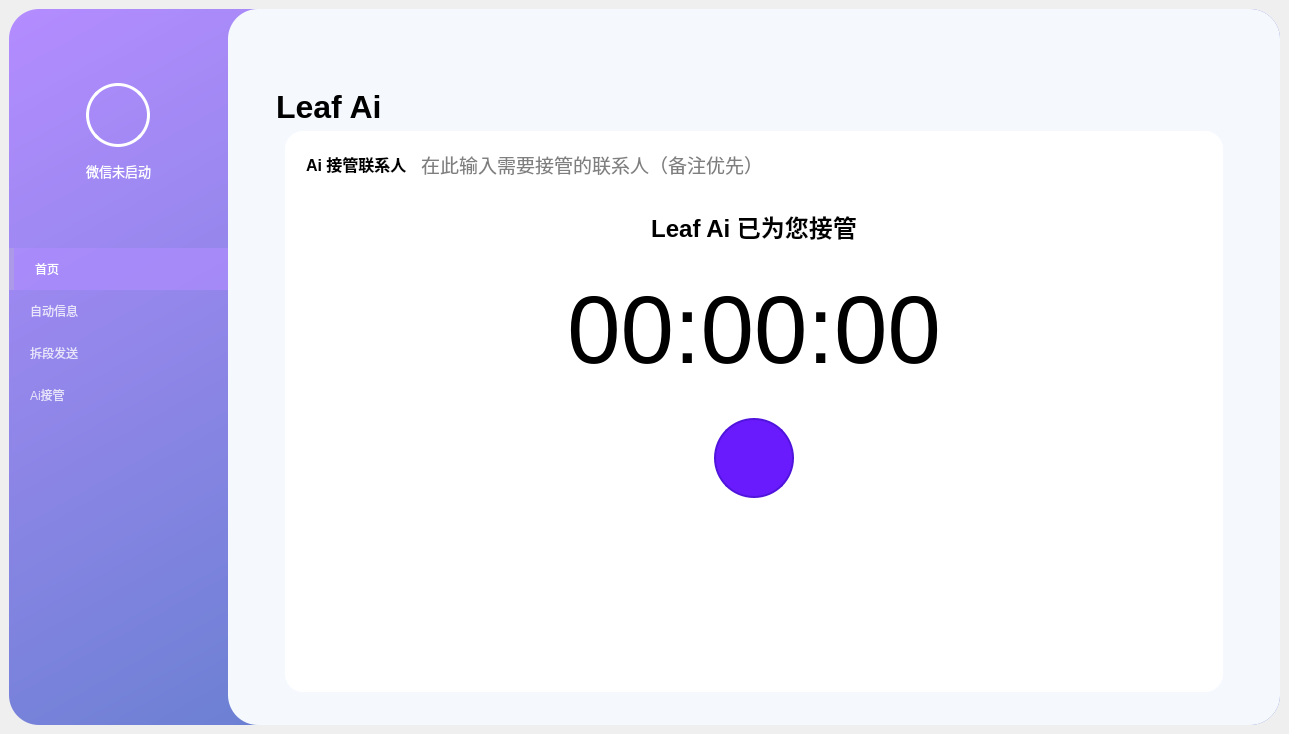
This is Ui_MainWindow.ui in YangShengzhou03/LeafAuto as Qt 5 draws it before an edit. The edited form follows.
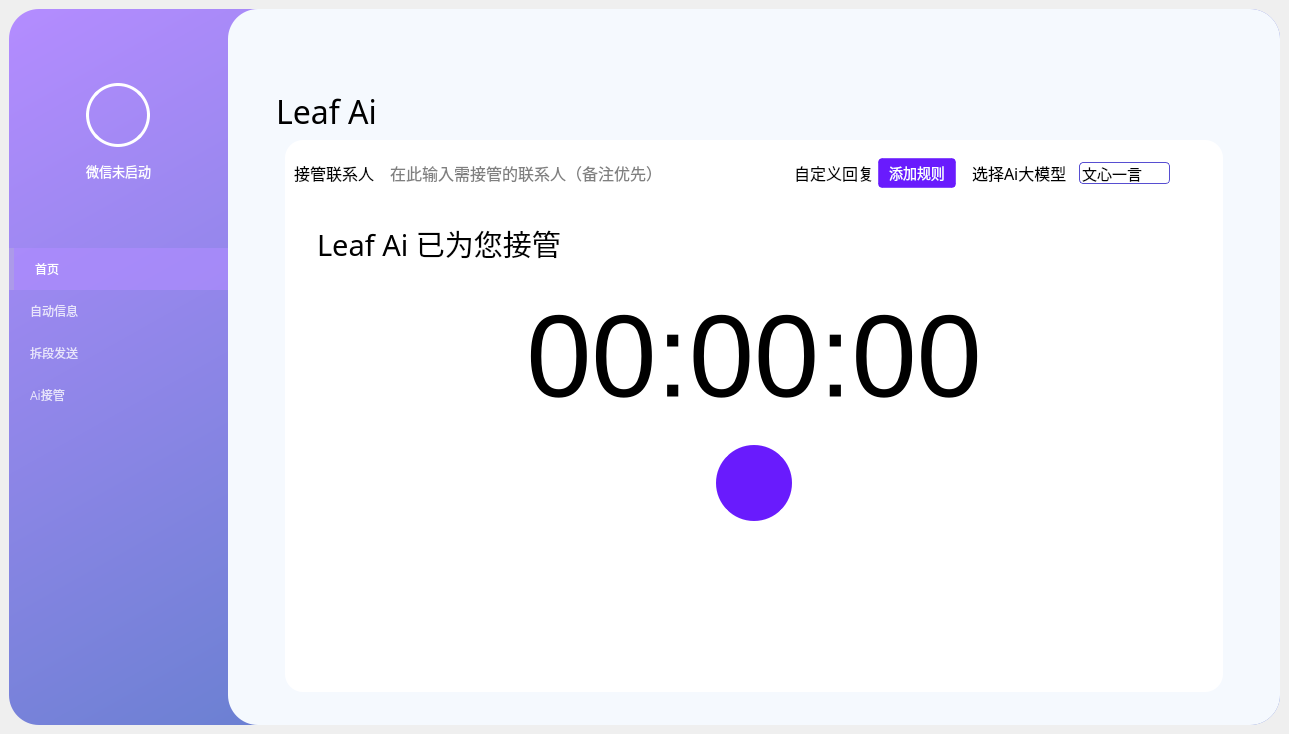
This is the edited form. The open tabs and pages were chosen to show the change. Icons and pictures are not drawn.

The edit to the form file:
```diff
--- a/Ui_MainWindow.ui
+++ b/Ui_MainWindow.ui
@@ -232,6 +232,11 @@
               <height>0</height>
              </size>
             </property>
+            <property name="font">
+             <font>
+              <family>微软雅黑 Light</family>
+             </font>
+            </property>
             <property name="focusPolicy">
              <enum>Qt::NoFocus</enum>
             </property>
@@ -4345,10 +4350,16 @@
                   <widget class="QLabel" name="LeafAi_Title">
                    <property name="font">
                     <font>
+                     <family>微软雅黑 Light</family>
                      <pointsize>24</pointsize>
-                     <bold>true</bold>
+                     <bold>false</bold>
                     </font>
                    </property>
+                   <property name="styleSheet">
+                    <string notr="true">QLabel {
+    color: rgb(0, 0, 0);
+}</string>
+                   </property>
                    <property name="text">
                     <string>Leaf Ai</string>
                    </property>
@@ -4418,74 +4429,278 @@
                          <property name="frameShadow">
                           <enum>QFrame::Raised</enum>
                          </property>
-                         <layout class="QHBoxLayout" name="horizontalLayout_124">
+                         <layout class="QHBoxLayout" name="horizontalLayout_124" stretch="2,0,1">
                           <property name="spacing">
                            <number>12</number>
                           </property>
                           <property name="leftMargin">
-                           <number>12</number>
+                           <number>0</number>
                           </property>
                           <property name="topMargin">
                            <number>0</number>
                           </property>
                           <property name="rightMargin">
-                           <number>12</number>
+                           <number>0</number>
                           </property>
                           <property name="bottomMargin">
                            <number>0</number>
                           </property>
                           <item>
-                           <widget class="QLabel" name="label_9">
-                            <property name="text">
-                             <string>&lt;html&gt;&lt;head/&gt;&lt;body&gt;&lt;p&gt;&lt;span style=&quot; font-size:12pt; font-weight:700;&quot;&gt;Ai 接管联系人&lt;/span&gt;&lt;/p&gt;&lt;/body&gt;&lt;/html&gt;</string>
-                            </property>
-                           </widget>
+                           <layout class="QHBoxLayout" name="horizontalLayout_13">
+                            <item>
+                             <widget class="QLabel" name="label_9">
+                              <property name="font">
+                               <font>
+                                <family>微软雅黑 Light</family>
+                                <pointsize>12</pointsize>
+                               </font>
+                              </property>
+                              <property name="styleSheet">
+                               <string notr="true">QLabel {
+    color: rgb(0, 0, 0);
+}</string>
+                              </property>
+                              <property name="text">
+                               <string>接管联系人</string>
+                              </property>
+                             </widget>
+                            </item>
+                            <item>
+                             <widget class="QLineEdit" name="takeOverReceiver_lineEdit">
+                              <property name="minimumSize">
+                               <size>
+                                <width>0</width>
+                                <height>32</height>
+                               </size>
+                              </property>
+                              <property name="font">
+                               <font>
+                                <pointsize>-1</pointsize>
+                               </font>
+                              </property>
+                              <property name="styleSheet">
+                               <string notr="true">QLineEdit {
+    color: rgb(0, 0, 0);
+    border: none;
+    padding: 2px;
+    font-size: 16px;
+}
+
+QLineEdit::placeholder {
+    color: rgb(150, 150, 150);
+}
+
+QLineEdit:hover {
+    border-color: rgb(35, 26, 132);
+}</string>
+                              </property>
+                              <property name="placeholderText">
+                               <string>在此输入需接管的联系人（备注优先）</string>
+                              </property>
+                             </widget>
+                            </item>
+                           </layout>
                           </item>
                           <item>
-                           <widget class="QLineEdit" name="takeOverReceiver_lineEdit">
-                            <property name="minimumSize">
-                             <size>
-                              <width>0</width>
-                              <height>32</height>
-                             </size>
+                           <layout class="QHBoxLayout" name="horizontalLayout_17">
+                            <property name="spacing">
+                             <number>4</number>
                             </property>
-                            <property name="font">
-                             <font>
-                              <pointsize>14</pointsize>
-                             </font>
+                            <property name="leftMargin">
+                             <number>4</number>
                             </property>
-                            <property name="styleSheet">
-                             <string notr="true">border:none;</string>
+                            <property name="rightMargin">
+                             <number>4</number>
                             </property>
-                            <property name="placeholderText">
-                             <string>在此输入需要接管的联系人（备注优先）</string>
-                            </property>
-                           </widget>
+                            <item>
+                             <widget class="QLabel" name="label_15">
+                              <property name="font">
+                               <font>
+                                <family>微软雅黑 Light</family>
+                                <pointsize>12</pointsize>
+                               </font>
+                              </property>
+                              <property name="styleSheet">
+                               <string notr="true">QLabel {
+    color: rgb(0, 0, 0);
+}</string>
+                              </property>
+                              <property name="text">
+                               <string>自定义回复</string>
+                              </property>
+                             </widget>
+                            </item>
+                            <item>
+                             <widget class="QPushButton" name="pushButton_addRule">
+                              <property name="sizePolicy">
+                               <sizepolicy hsizetype="Preferred" vsizetype="Preferred">
+                                <horstretch>0</horstretch>
+                                <verstretch>0</verstretch>
+                               </sizepolicy>
+                              </property>
+                              <property name="minimumSize">
+                               <size>
+                                <width>78</width>
+                                <height>30</height>
+                               </size>
+                              </property>
+                              <property name="maximumSize">
+                               <size>
+                                <width>78</width>
+                                <height>30</height>
+                               </size>
+                              </property>
+                              <property name="font">
+                               <font>
+                                <family>微软雅黑</family>
+                                <pointsize>-1</pointsize>
+                               </font>
+                              </property>
+                              <property name="styleSheet">
+                               <string notr="true">QPushButton {
+    background-color: rgb(105, 27, 253);
+    border: 1px solid rgba(85, 0, 255, 120);
+    border-radius: 4px;
+    color: white;
+    font-size: 14px;
+}
+
+QPushButton:hover {
+    background-color: rgb(85, 20, 200);
+    border: 1px solid rgb(100, 90, 220);
+}
+
+QPushButton:pressed {
+    background-color: rgb(65, 15, 150);
+    border: 1px solid rgb(70, 60, 180);
+}</string>
+                              </property>
+                              <property name="text">
+                               <string>添加规则</string>
+                              </property>
+                             </widget>
+                            </item>
+                           </layout>
                           </item>
                           <item>
-                           <widget class="QWidget" name="takeOver_widget" native="true">
-                            <property name="minimumSize">
-                             <size>
-                              <width>24</width>
-                              <height>24</height>
-                             </size>
+                           <layout class="QHBoxLayout" name="horizontalLayout_14">
+                            <property name="rightMargin">
+                             <number>2</number>
                             </property>
-                            <property name="maximumSize">
-                             <size>
-                              <width>24</width>
-                              <height>24</height>
-                             </size>
-                            </property>
-                            <property name="sizeIncrement">
-                             <size>
-                              <width>32</width>
-                              <height>0</height>
-                             </size>
-                            </property>
-                            <property name="styleSheet">
-                             <string notr="true">image: url(:/buttom/img/buttom/放大_zoom-in.svg);</string>
-                            </property>
-                           </widget>
+                            <item>
+                             <widget class="QLabel" name="label_14">
+                              <property name="font">
+                               <font>
+                                <family>微软雅黑 Light</family>
+                                <pointsize>12</pointsize>
+                               </font>
+                              </property>
+                              <property name="styleSheet">
+                               <string notr="true">QLabel {
+    color: rgb(0, 0, 0);
+}</string>
+                              </property>
+                              <property name="text">
+                               <string>选择Ai大模型</string>
+                              </property>
+                             </widget>
+                            </item>
+                            <item>
+                             <widget class="QComboBox" name="comboBox_AiLmodel">
+                              <property name="minimumSize">
+                               <size>
+                                <width>88</width>
+                                <height>0</height>
+                               </size>
+                              </property>
+                              <property name="maximumSize">
+                               <size>
+                                <width>110</width>
+                                <height>16777215</height>
+                               </size>
+                              </property>
+                              <property name="styleSheet">
+                               <string notr="true">QComboBox {
+    background-color: #FFFFFF;
+    border: 1px solid rgb(87, 78, 209);
+    border-radius: 4px;
+    color: rgb(0, 0, 0);
+    font-size: 15px;
+    padding-right: 0;
+    text-align: center;
+    padding-left: 2px;
+}
+
+QComboBox:hover {
+    background-color: rgba(229, 228, 253, 0.2);
+}
+
+QComboBox:focus {
+    border-color: rgb(35, 26, 132);
+}
+
+QComboBox::drop-down {
+    width: 0px;
+}
+
+QComboBox::down-arrow {
+    image: none;
+}
+
+QComboBox QAbstractItemView {
+    background-color: #FFFFFF;
+    border: 1px solid rgb(87, 78, 209);
+    border-radius: 4px;
+    color: rgb(0, 0, 0);
+    font-size: 15px;
+    padding: 2px;
+    selection-background-color: rgb(229, 228, 253);
+    selection-color: rgb(0, 0, 0);
+}</string>
+                              </property>
+                              <item>
+                               <property name="text">
+                                <string>文心一言</string>
+                               </property>
+                              </item>
+                              <item>
+                               <property name="text">
+                                <string>DeepSeek</string>
+                               </property>
+                              </item>
+                              <item>
+                               <property name="text">
+                                <string>通义千问</string>
+                               </property>
+                              </item>
+                             </widget>
+                            </item>
+                            <item>
+                             <widget class="QWidget" name="takeOver_widget" native="true">
+                              <property name="minimumSize">
+                               <size>
+                                <width>30</width>
+                                <height>30</height>
+                               </size>
+                              </property>
+                              <property name="maximumSize">
+                               <size>
+                                <width>30</width>
+                                <height>30</height>
+                               </size>
+                              </property>
+                              <property name="sizeIncrement">
+                               <size>
+                                <width>28</width>
+                                <height>0</height>
+                               </size>
+                              </property>
+                              <property name="styleSheet">
+                               <string notr="true">image: url(:/buttom/img/buttom/放大_zoom-in.svg);</string>
+                              </property>
+                             </widget>
+                            </item>
+                           </layout>
                           </item>
                          </layout>
                         </widget>
@@ -4517,8 +4732,21 @@
                           </property>
                           <item>
                            <widget class="QLabel" name="label_7">
+                            <property name="font">
+                             <font>
+                              <family>微软雅黑 Light</family>
+                              <pointsize>22</pointsize>
+                             </font>
+                            </property>
+                            <property name="styleSheet">
+                             <string notr="true">QLabel {
+    color: rgb(0, 0, 0);
+    padding: 4px;
+    qproperty-alignment: AlignCenter;
+}</string>
+                            </property>
                             <property name="text">
-                             <string>&lt;html&gt;&lt;head/&gt;&lt;body&gt;&lt;p align=&quot;center&quot;&gt;&lt;span style=&quot; font-size:18pt; font-weight:700;&quot;&gt;Leaf Ai 已为您接管&lt;/span&gt;&lt;/p&gt;&lt;/body&gt;&lt;/html&gt;</string>
+                             <string>Leaf Ai 已为您接管</string>
                             </property>
                            </widget>
                           </item>
@@ -4538,14 +4766,21 @@
                             </property>
                             <property name="font">
                              <font>
-                              <pointsize>128</pointsize>
+                              <pointsize>88</pointsize>
                              </font>
                             </property>
+                            <property name="styleSheet">
+                             <string notr="true">QLabel {
+    color: rgb(0, 0, 0);
+    padding: 4px;
+    qproperty-alignment: AlignCenter;
+}</string>
+                            </property>
                             <property name="text">
-                             <string>&lt;html&gt;&lt;head/&gt;&lt;body&gt;&lt;p align=&quot;center&quot;&gt;&lt;span style=&quot; font-size:72pt;&quot;&gt;00:00:00&lt;/span&gt;&lt;/p&gt;&lt;/body&gt;&lt;/html&gt;</string>
+                             <string>00:00:00</string>
                             </property>
                             <property name="alignment">
-                             <set>Qt::AlignJustify|Qt::AlignVCenter</set>
+                             <set>Qt::AlignCenter</set>
                             </property>
                            </widget>
                           </item>
@@ -4578,7 +4813,7 @@
                               <property name="styleSheet">
                                <string notr="true">QPushButton {
     background-color: rgb(105, 27, 253);
-    border: 2px solid rgb(80, 20, 220);
+    border: 2px solid rgb(255, 255, 255);
     border-radius: 40px;
     color: white;
     font-size: 16px;
```
Left out of the diff: 370 changed lines with no effect on the pictures.
